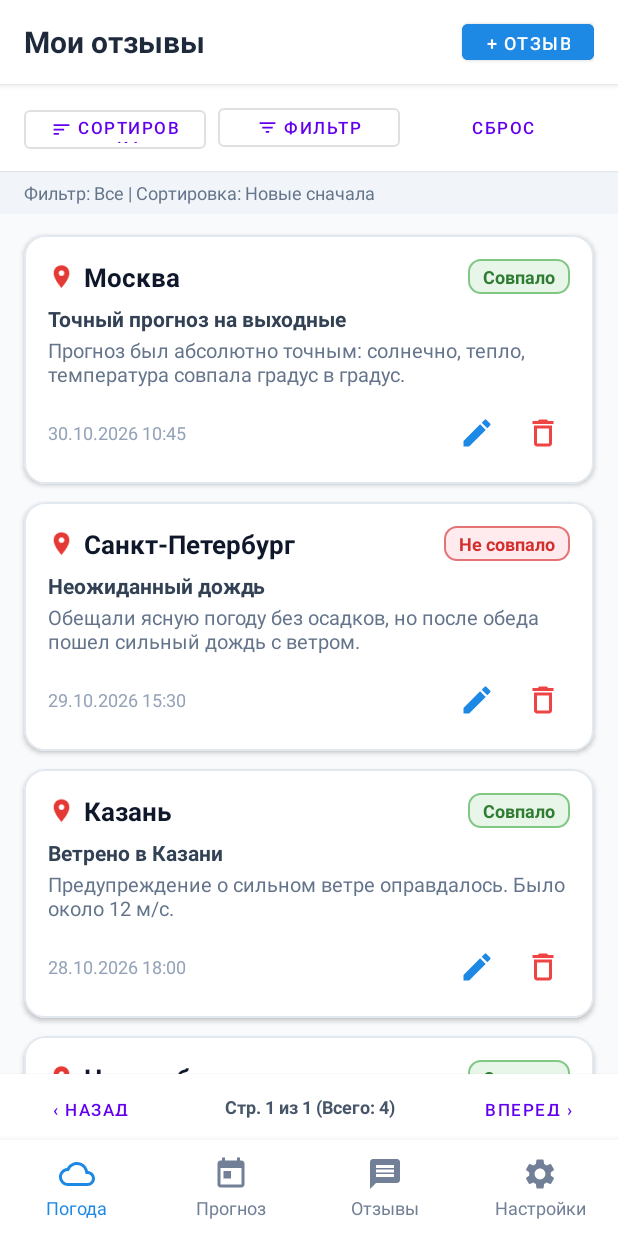
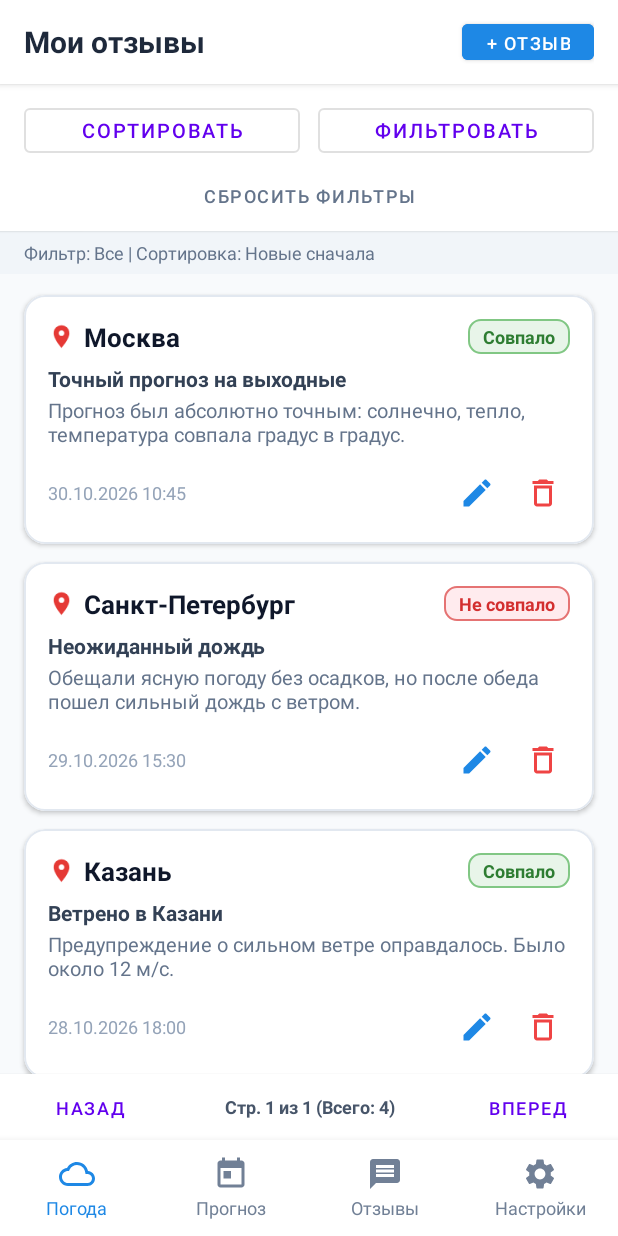
Before and after one commit to AlexBud369/WeatherTracker, an Android app built with Jetpack Compose: the fragment ReviewsListFragment placed in its activity, on a phone screen of 412 x 824 dp. Run offline under Robolectric (Android 15) with nearby library versions, the phone set to English and light mode, and no system bars.

Commit message:
fix: keyboard search, global city state, single item deletion, ui button layout

```diff
--- a/app/src/main/java/com/example/weathertracker/MainActivity.kt
+++ b/app/src/main/java/com/example/weathertracker/MainActivity.kt
@@ -70,7 +70,7 @@ class MainActivity : AppCompatActivity() {
 
         val targetFragment: Fragment = when (tab) {
             NavigationHelper.TAB_WEATHER -> WeatherMainFragment.newInstance()
-            NavigationHelper.TAB_FORECAST -> ForecastFragment.newInstance()
+            NavigationHelper.TAB_FORECAST -> ForecastFragment.newInstance(WeatherAppState.currentCity)
             NavigationHelper.TAB_REVIEWS -> ReviewsListFragment.newInstance()
             NavigationHelper.TAB_SETTINGS -> SettingsFragment.newInstance()
             else -> WeatherMainFragment.newInstance()
--- a/app/src/main/java/com/example/weathertracker/Review.kt
+++ b/app/src/main/java/com/example/weathertracker/Review.kt
@@ -1,6 +1,7 @@
 package com.example.weathertracker
 
 import java.io.Serializable
+import java.util.concurrent.atomic.AtomicLong
 
 data class Review(
     val city: String,
@@ -8,5 +9,9 @@ data class Review(
     val status: String,
     val comment: String,
     val title: String = "Отзыв о погоде",
-    val id: Long = System.currentTimeMillis()
-) : Serializable
+    val id: Long = idGenerator.incrementAndGet()
+) : Serializable {
+    companion object {
+        private val idGenerator = AtomicLong(1000L)
+    }
+}
--- a/app/src/main/java/com/example/weathertracker/ReviewRepository.kt
+++ b/app/src/main/java/com/example/weathertracker/ReviewRepository.kt
@@ -3,6 +3,7 @@ package com.example.weathertracker
 object ReviewRepository {
     private val reviews = mutableListOf(
         Review(
+            id = 1L,
             city = "Москва",
             date = "30.10.2026 10:45",
             status = "Совпало",
@@ -10,6 +11,7 @@ object ReviewRepository {
             title = "Точный прогноз на выходные"
         ),
         Review(
+            id = 2L,
             city = "Санкт-Петербург",
             date = "29.10.2026 15:30",
             status = "Не совпало",
@@ -17,6 +19,7 @@ object ReviewRepository {
             title = "Неожиданный дождь"
         ),
         Review(
+            id = 3L,
             city = "Казань",
             date = "28.10.2026 18:00",
             status = "Совпало",
@@ -24,6 +27,7 @@ object ReviewRepository {
             title = "Ветрено в Казани"
         ),
         Review(
+            id = 4L,
             city = "Новосибирск",
             date = "27.10.2026 08:00",
             status = "Совпало",
@@ -39,7 +43,10 @@ object ReviewRepository {
     }
 
     fun removeReview(review: Review) {
-        reviews.removeAll { it.id == review.id || (it.city == review.city && it.date == review.date && it.comment == review.comment) }
+        val index = reviews.indexOfFirst { it.id == review.id }
+        if (index != -1) {
+            reviews.removeAt(index)
+        }
     }
 
     fun updateReview(updatedReview: Review) {
--- a/app/src/main/java/com/example/weathertracker/ReviewsListFragment.kt
+++ b/app/src/main/java/com/example/weathertracker/ReviewsListFragment.kt
@@ -61,20 +61,17 @@ class ReviewsListFragment : Fragment() {
         adapter = ReviewCardAdapter(
             reviews = displayedReviews,
             onItemClick = { review ->
-                // Переход к экрану детального просмотра отзыва (Экран 5) с передачей аргументов (Шаг 5 Лаб 9)
                 val viewFragment = ViewReviewFragment.newInstance(review)
                 (activity as? MainActivity)?.openFragment(viewFragment, addToBackStack = true)
             },
             onEditClick = { review ->
-                // Переход в экран редактирования отзыва (Экран 4)
                 val editFragment = AddReviewFragment.newInstance(review = review)
                 (activity as? MainActivity)?.openFragment(editFragment, addToBackStack = true)
             },
             onDeleteClick = { review ->
-                // Удаление отзыва с подтверждением
                 AlertDialog.Builder(requireContext())
                     .setTitle("Удаление отзыва")
-                    .setMessage("Вы уверены, что хотите удалить отзыв по городу ${review.city}?")
+                    .setMessage("Вы уверены, что хотите удалить этот отзыв по городу ${review.city}?")
                     .setPositiveButton("Удалить") { _, _ ->
                         ReviewRepository.removeReview(review)
                         Toast.makeText(requireContext(), "Отзыв удален", Toast.LENGTH_SHORT).show()
@@ -92,14 +89,7 @@ class ReviewsListFragment : Fragment() {
         parentFragmentManager.setFragmentResultListener(
             "review_added",
             viewLifecycleOwner
-        ) { _, bundle ->
-            val title = bundle.getString("title") ?: ""
-            val city = bundle.getString("city") ?: ""
-            Toast.makeText(
-                requireContext(),
-                "Отзыв сохранен: «$title» ($city)",
-                Toast.LENGTH_SHORT
-            ).show()
+        ) { _, _ ->
             refreshReviewsList()
         }
 
@@ -113,7 +103,7 @@ class ReviewsListFragment : Fragment() {
         btnSort.setOnClickListener {
             val sortOptions = arrayOf("Сначала новые", "Сначала старые", "По названию города (А-Я)")
             AlertDialog.Builder(requireContext())
-                .setTitle("Выберите сортировку")
+                .setTitle("Сортировка отзывов")
                 .setSingleChoiceItems(sortOptions, sortMode) { dialog, which ->
                     sortMode = which
                     dialog.dismiss()
@@ -131,7 +121,7 @@ class ReviewsListFragment : Fragment() {
                 else -> 0
             }
             AlertDialog.Builder(requireContext())
-                .setTitle("Фильтровать по статусу")
+                .setTitle("Фильтрация по статусу")
                 .setSingleChoiceItems(filterOptions, currentChecked) { dialog, which ->
                     filterMode = when (which) {
                         1 -> "Совпало"
@@ -149,16 +139,11 @@ class ReviewsListFragment : Fragment() {
             filterMode = "Все"
             sortMode = 0
             applyFilterAndSort()
-            Toast.makeText(requireContext(), "Фильтры сброшены", Toast.LENGTH_SHORT).show()
         }
 
-        // Пагинация
-        btnPrevPage.setOnClickListener {
-            Toast.makeText(requireContext(), "Вы на первой странице", Toast.LENGTH_SHORT).show()
-        }
-        btnNextPage.setOnClickListener {
-            Toast.makeText(requireContext(), "Все элементы отображены на текущей странице", Toast.LENGTH_SHORT).show()
-        }
+        // Пагинация (на одной странице)
+        btnPrevPage.setOnClickListener { }
+        btnNextPage.setOnClickListener { }
 
         refreshReviewsList()
     }
--- a/app/src/main/java/com/example/weathertracker/SettingsFragment.kt
+++ b/app/src/main/java/com/example/weathertracker/SettingsFragment.kt
@@ -67,11 +67,9 @@ class SettingsFragment : Fragment() {
         }
 
         btnSaveSettings.setOnClickListener {
-            val selectedLang = spinnerLanguage.selectedItem.toString()
-            val tempUnit = if (rgTemperature.checkedRadioButtonId == R.id.rbCelsius) "°C" else "°F"
             Toast.makeText(
                 requireContext(),
-                "Настройки сохранены: Язык ($selectedLang), Единицы ($tempUnit)",
+                "Настройки сохранены",
                 Toast.LENGTH_SHORT
             ).show()
         }
--- /dev/null
+++ b/app/src/main/java/com/example/weathertracker/WeatherAppState.kt
@@ -0,0 +1,5 @@
+package com.example.weathertracker
+
+object WeatherAppState {
+    var currentCity: String = "Москва"
+}
--- a/app/src/main/res/layout/fragment_reviews_list.xml
+++ b/app/src/main/res/layout/fragment_reviews_list.xml
@@ -34,50 +34,53 @@
             android:backgroundTint="#1E88E5" />
     </LinearLayout>
 
-    <!-- Панель: Сортировка, Фильтрация, Сброс -->
+    <!-- Панель: Сортировка, Фильтрация, Сброс (в два ряда для идеального размещения текста) -->
     <LinearLayout
         android:layout_width="match_parent"
         android:layout_height="wrap_content"
-        android:orientation="horizontal"
+        android:orientation="vertical"
         android:paddingHorizontal="16dp"
-        android:paddingVertical="10dp"
+        android:paddingTop="10dp"
+        android:paddingBottom="6dp"
         android:background="#FFFFFF"
         android:elevation="1dp">
+
+        <!-- Ряд 1: Кнопки Сортировать и Фильтровать (без иконок, текст полностью помещается) -->
+        <LinearLayout
+            android:layout_width="match_parent"
+            android:layout_height="wrap_content"
+            android:orientation="horizontal">
 
             <Button
                 android:id="@+id/btnSort"
                 android:layout_width="0dp"
-            android:layout_height="38dp"
+                android:layout_height="42dp"
                 android:layout_weight="1"
-            android:layout_marginEnd="4dp"
-            android:text="Сортировка"
-            android:textSize="11sp"
-            style="@style/Widget.MaterialComponents.Button.OutlinedButton"
-            app:icon="@drawable/ic_sort"
-            app:iconSize="14dp"
-            app:iconGravity="textStart" />
+                android:layout_marginEnd="6dp"
+                android:text="Сортировать"
+                android:textSize="13sp"
+                style="@style/Widget.MaterialComponents.Button.OutlinedButton" />
 
             <Button
                 android:id="@+id/btnFilter"
                 android:layout_width="0dp"
-            android:layout_height="38dp"
+                android:layout_height="42dp"
                 android:layout_weight="1"
-            android:layout_marginHorizontal="4dp"
-            android:text="Фильтр"
-            android:textSize="11sp"
-            style="@style/Widget.MaterialComponents.Button.OutlinedButton"
-            app:icon="@drawable/ic_filter"
-            app:iconSize="14dp"
-            app:iconGravity="textStart" />
+                android:layout_marginStart="6dp"
+                android:text="Фильтровать"
+                android:textSize="13sp"
+                style="@style/Widget.MaterialComponents.Button.OutlinedButton" />
+        </LinearLayout>
 
+        <!-- Ряд 2: Кнопка Сбросить фильтры -->
         <Button
             android:id="@+id/btnReset"
-            android:layout_width="0dp"
-            android:layout_height="38dp"
-            android:layout_weight="1"
-            android:layout_marginStart="4dp"
-            android:text="Сброс"
-            android:textSize="11sp"
+            android:layout_width="match_parent"
+            android:layout_height="36dp"
+            android:layout_marginTop="4dp"
+            android:text="Сбросить фильтры"
+            android:textSize="12sp"
+            android:textColor="#64748B"
             style="@style/Widget.MaterialComponents.Button.TextButton" />
     </LinearLayout>
 
@@ -118,7 +121,7 @@
             android:visibility="gone" />
     </FrameLayout>
 
-    <!-- Пагинация -->
+    <!-- Пагинация (без лишних стрелочек/иконок) -->
     <LinearLayout
         android:id="@+id/layoutPagination"
         android:layout_width="match_parent"
@@ -132,9 +135,9 @@
         <Button
             android:id="@+id/btnPrevPage"
             android:layout_width="wrap_content"
-            android:layout_height="32dp"
-            android:text="‹ Назад"
-            android:textSize="11sp"
+            android:layout_height="36dp"
+            android:text="Назад"
+            android:textSize="12sp"
             style="@style/Widget.MaterialComponents.Button.TextButton" />
 
         <TextView
@@ -151,9 +154,9 @@
         <Button
             android:id="@+id/btnNextPage"
             android:layout_width="wrap_content"
-            android:layout_height="32dp"
-            android:text="Вперед ›"
-            android:textSize="11sp"
+            android:layout_height="36dp"
+            android:text="Вперед"
+            android:textSize="12sp"
             style="@style/Widget.MaterialComponents.Button.TextButton" />
     </LinearLayout>
 
```
Also changed, not shown: app/src/main/java/com/example/weathertracker/AddReviewFragment.kt (+4 -3 lines), app/src/main/java/com/example/weathertracker/ForecastFragment.kt (+41 -13 lines), app/src/main/java/com/example/weathertracker/MapFragment.kt (+11 -7 lines), app/src/main/java/com/example/weathertracker/WeatherMainFragment.kt (+44 -18 lines). Lines whose indentation alone changed are shown as unchanged.
